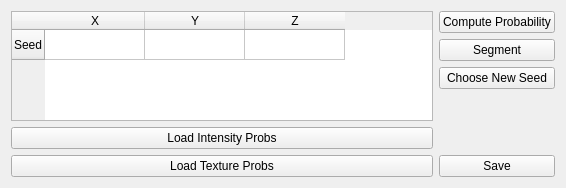
Qt form volumesegmentationwidget.ui (FubuFabian/SkinSegmentation) before a commit.
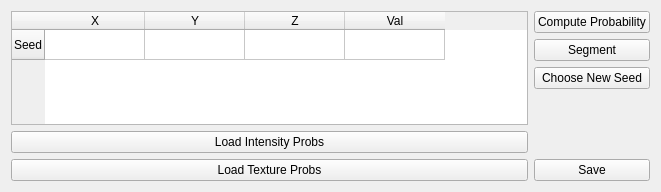
The same form after that commit.

What changed in the file:
```diff
--- a/volumesegmentationwidget.ui
+++ b/volumesegmentationwidget.ui
@@ -6,8 +6,8 @@
    <rect>
     <x>0</x>
     <y>0</y>
-    <width>566</width>
-    <height>188</height>
+    <width>661</width>
+    <height>192</height>
    </rect>
   </property>
   <property name="windowTitle">
@@ -40,6 +40,11 @@
            <string>Z</string>
           </property>
          </column>
+         <column>
+          <property name="text">
+           <string>Val</string>
+          </property>
+         </column>
         </widget>
        </item>
        <item>
```
